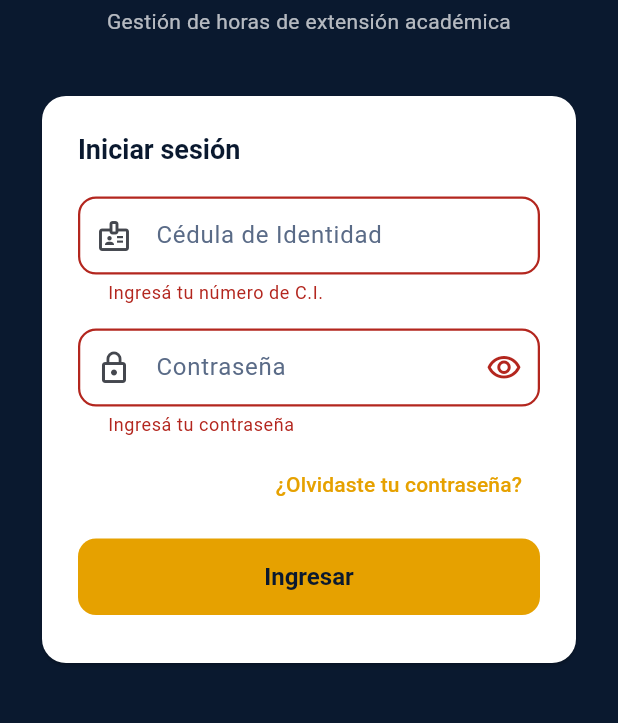
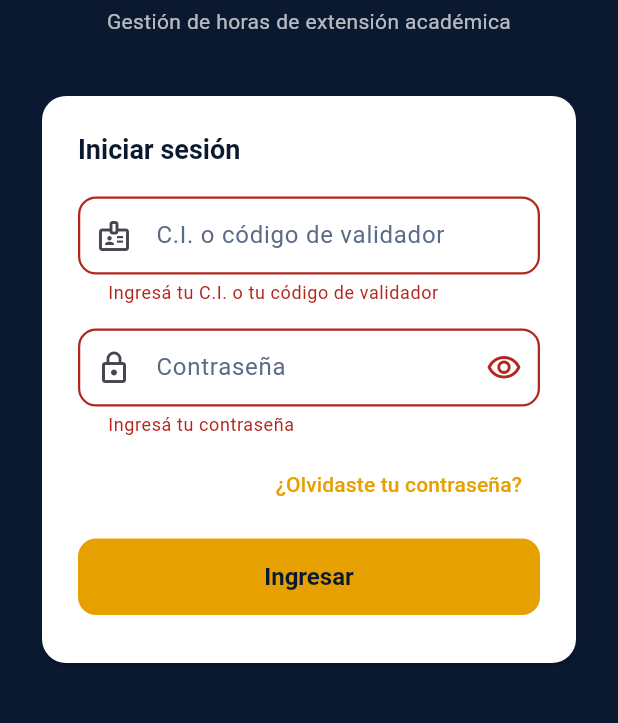
Before and after one commit to SirKevin99/Proyecto-Extension, a Flutter app: the screen it shows after launch, after a tap on "Ingresar", on a phone screen of 412 x 824 dp, the part 390-1113 px from its top. Run offline on Flutter 3.47's test engine with Material 3 defaults, Android fonts, the phone set to English and light mode, and no system bars; our stand-ins replace flutter_riverpod, flutter_secure_storage, go_router, supabase_flutter; accounts and stored records are empty.

Commit message:
feat(auth): login por C.I. o codigo de validador, rol desde perfil propio y mensajes de vigencia

```diff
--- a/lib/features/auth/login_screen.dart
+++ b/lib/features/auth/login_screen.dart
@@ -105,24 +105,24 @@ class _LoginScreenState extends ConsumerState<LoginScreen> {
 
                             TextFormField(
                               controller: _ciController,
-                              keyboardType: TextInputType.number,
+                              keyboardType: TextInputType.text,
+                              textCapitalization: TextCapitalization.characters,
                               textInputAction: TextInputAction.next,
+                              autocorrect: false,
                               decoration: const InputDecoration(
-                                labelText: 'Cédula de Identidad',
-                                prefixIcon: Icon(Icons.badge_outlined),
-                                hintText: 'Ej: 4567890',
+                              labelText: 'C.I. o código de validador',
+                              prefixIcon: Icon(Icons.badge_outlined),
+                              hintText: 'Ej: 4567890 o VAL-4821',
                               ),
                               validator: (valor) {
-                                if (valor == null || valor.trim().isEmpty) {
-                                  return 'Ingresá tu número de C.I.';
-                                }
-                                if (!RegExp(r'^\d{4,10}$')
-                                    .hasMatch(valor.trim())) {
-                                  return 'C.I. inválida';
-                                }
-                                return null;
+                              final v = valor?.trim().toUpperCase() ?? '';
+                              if (v.isEmpty) return 'Ingresá tu C.I. o tu código de validador';
+                              if (!RegExp(r'^(\d{4,10}|VAL-\d{4})$').hasMatch(v)) {
+                              return 'Usá tu C.I. (solo números) o el código VAL-0000';
+                              }
+                              return null;
                               },
-                            ),
+                              ),
                             const SizedBox(height: 16),
 
                             TextFormField(
```
Also changed, not shown: lib/features/auth/auth_provider.dart (+68 -44 lines), lib/features/auth/recuperar_password_screen.dart (+4 -4 lines).
